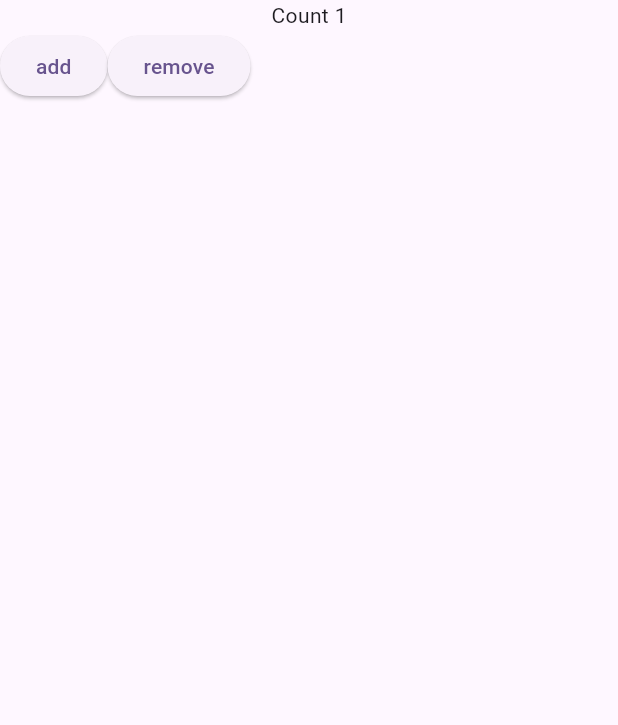
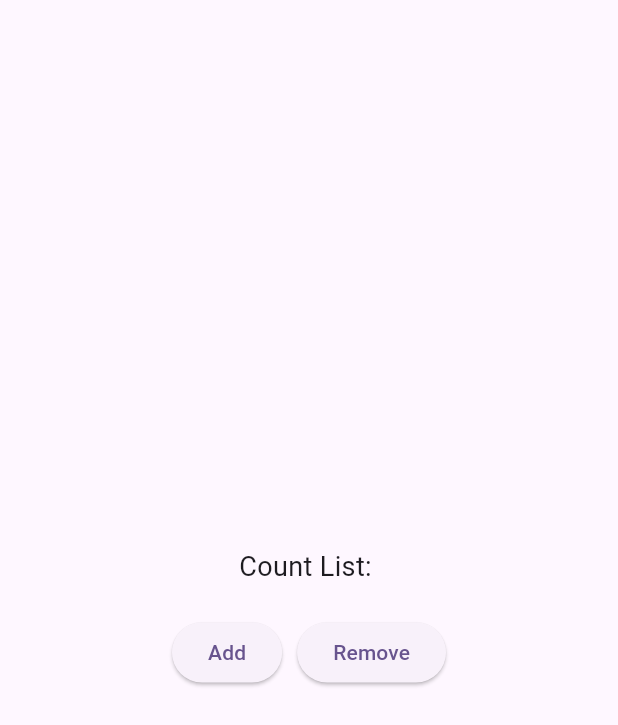
Before and after one commit to ngotruonghai/FlutterBloc, a Flutter app: the screen it shows after launch, on a phone screen of 412 x 824 dp. Shown: the top 725 px of the screen. Run offline on Flutter 3.47's test engine with Material 3 defaults, Android fonts, the phone set to English and light mode, and no system bars; our stand-ins replace flutter_bloc.

Commit message:
no message

```diff
--- a/blocflutter/lib/CountPage.dart
+++ b/blocflutter/lib/CountPage.dart
@@ -1,7 +1,6 @@
 import 'package:blocflutter/bloc/Event.dart';
 import 'package:blocflutter/bloc/provider.dart';
 import 'package:flutter/material.dart';
-import 'package:flutter/widgets.dart';
 import 'package:flutter_bloc/flutter_bloc.dart';
 
 import 'bloc/bloc.dart';
@@ -18,16 +17,26 @@ class _CountPageState extends State<CountPage> {
   Widget build(BuildContext context) {
     return CountProvider(
       child: Scaffold(
-            body: BlocBuilder<CountBloc,int>(builder: (context,state) {
+        body: BlocBuilder<CountBloc, List<int>>(builder: (context, state) {
+          List list = state;
+
           return Column(
+            mainAxisAlignment: MainAxisAlignment.center,
             children: [
-                  Text("Count $state"),
+
+              Text(
+                "Count List: ${list.join(", ")}",
+                style: TextStyle(fontSize: 18),
+              ),
+              const SizedBox(height: 20),
               Row(
+                mainAxisAlignment: MainAxisAlignment.center,
                 children: [
-                      _AddCoutnButton(() => _increate(context),'add'),
-                      _AddCoutnButton(() => _deCreate(context),'remove'),
+                  _AddCountButton(() => _increase(context), 'Add'),
+                  const SizedBox(width: 10),
+                  _AddCountButton(() => _decrease(context), 'Remove'),
                 ],
-                  )
+              ),
             ],
           );
         }),
@@ -35,17 +44,15 @@ class _CountPageState extends State<CountPage> {
     );
   }
 
-  _increate(BuildContext context)
-  {
+  void _increase(BuildContext context) {
     context.read<CountBloc>().add(InCreateEvent());
   }
 
-    _deCreate(BuildContext context)
-  {
+  void _decrease(BuildContext context) {
     context.read<CountBloc>().add(DeCreateEvent());
   }
 
-  Widget _AddCoutnButton(Function() onPressed, String text){
+  Widget _AddCountButton(VoidCallback onPressed, String text) {
     return ElevatedButton(onPressed: onPressed, child: Text(text));
   }
 }
--- a/blocflutter/lib/bloc/bloc.dart
+++ b/blocflutter/lib/bloc/bloc.dart
@@ -1,17 +1,21 @@
 import 'Event.dart';
 import 'package:flutter_bloc/flutter_bloc.dart';
 
-class CountBloc extends Bloc<CountEvent, int> {
-  CountBloc() : super(1) {
+class CountBloc extends Bloc<CountEvent, List<int>> {
+  CountBloc() : super([]) {
     on<InCreateEvent>((event, emit) => _increase(emit));
     on<DeCreateEvent>((event, emit) => _decrese(emit));
   }
 
   _increase(Emitter emit) {
-    emit(state + 1);
+    final updatedList = List<int>.from(state)..add(state.isEmpty ? 1 : state.last + 1);
+    emit(updatedList);
   }
 
   _decrese(Emitter emit) {
-    emit(state - 1);
+     if (state.isNotEmpty) {
+      final updatedList = List<int>.from(state)..removeLast();
+      emit(updatedList);
+    }
   }
 }
```
Lines whose indentation alone changed are shown as unchanged.
